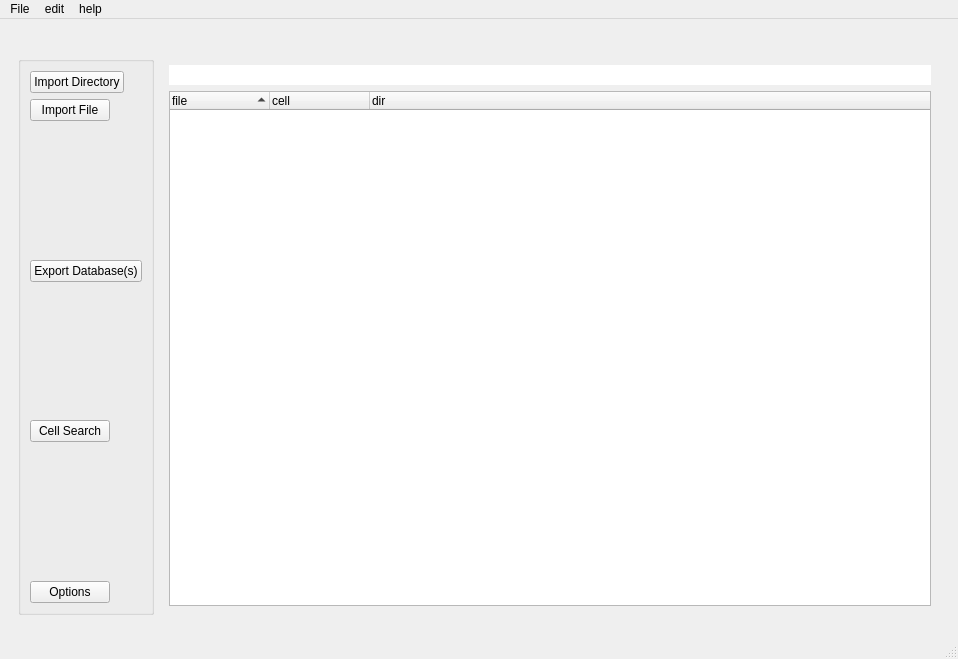
First picture: the form in stdb_main.ui, repository dkratzert/StructureFinder, before the edit.
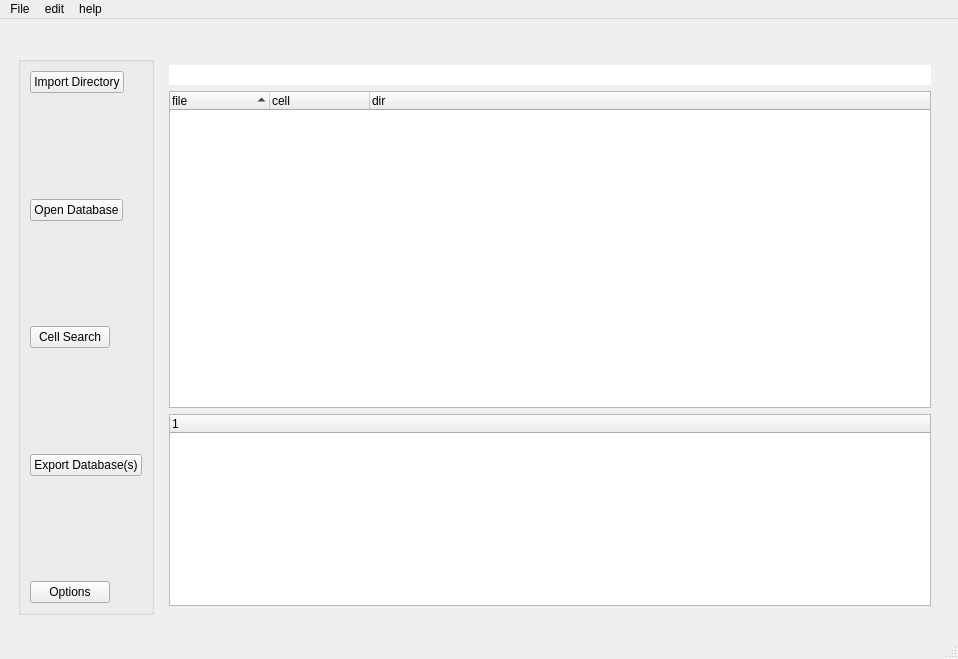
Second picture: the form after the edit.

Diff of the .ui file:
```diff
--- a/stdb_main.ui
+++ b/stdb_main.ui
@@ -65,60 +65,21 @@
            <string/>
           </property>
           <layout class="QGridLayout" name="gridLayout">
-           <item row="0" column="0">
-            <widget class="QPushButton" name="importDirButton">
-             <property name="sizePolicy">
-              <sizepolicy hsizetype="Fixed" vsizetype="Fixed">
-               <horstretch>0</horstretch>
-               <verstretch>0</verstretch>
-              </sizepolicy>
-             </property>
-             <property name="text">
-              <string>Import Directory</string>
-             </property>
-            </widget>
-           </item>
-           <item row="1" column="0">
-            <widget class="QPushButton" name="importFileButton">
-             <property name="sizePolicy">
-              <sizepolicy hsizetype="Fixed" vsizetype="Fixed">
-               <horstretch>0</horstretch>
-               <verstretch>0</verstretch>
-              </sizepolicy>
-             </property>
-             <property name="text">
-              <string>Import File</string>
-             </property>
-            </widget>
-           </item>
            <item row="2" column="0">
-            <spacer name="verticalSpacer_3">
-             <property name="orientation">
-              <enum>Qt::Vertical</enum>
+            <widget class="QPushButton" name="importFileButton">
+             <property name="sizePolicy">
+              <sizepolicy hsizetype="Fixed" vsizetype="Fixed">
+               <horstretch>0</horstretch>
+               <verstretch>0</verstretch>
+              </sizepolicy>
              </property>
-             <property name="sizeHint" stdset="0">
-              <size>
-               <width>20</width>
-               <height>40</height>
-              </size>
+             <property name="text">
+              <string>Open Database</string>
              </property>
-            </spacer>
+            </widget>
            </item>
            <item row="3" column="0">
-            <widget class="QPushButton" name="exportButton">
-             <property name="sizePolicy">
-              <sizepolicy hsizetype="Fixed" vsizetype="Fixed">
-               <horstretch>0</horstretch>
-               <verstretch>0</verstretch>
-              </sizepolicy>
-             </property>
-             <property name="text">
-              <string>Export Database(s)</string>
-             </property>
-            </widget>
-           </item>
-           <item row="4" column="0">
-            <spacer name="verticalSpacer_2">
+            <spacer name="verticalSpacer_3">
              <property name="orientation">
               <enum>Qt::Vertical</enum>
              </property>
@@ -130,20 +91,7 @@
              </property>
             </spacer>
            </item>
-           <item row="5" column="0">
-            <widget class="QPushButton" name="searchButton">
-             <property name="sizePolicy">
-              <sizepolicy hsizetype="Fixed" vsizetype="Fixed">
-               <horstretch>0</horstretch>
-               <verstretch>0</verstretch>
-              </sizepolicy>
-             </property>
-             <property name="text">
-              <string>Cell Search</string>
-             </property>
-            </widget>
-           </item>
-           <item row="6" column="0">
+           <item row="10" column="0">
             <spacer name="verticalSpacer">
              <property name="orientation">
               <enum>Qt::Vertical</enum>
@@ -157,6 +105,19 @@
             </spacer>
            </item>
            <item row="7" column="0">
+            <spacer name="verticalSpacer_2">
+             <property name="orientation">
+              <enum>Qt::Vertical</enum>
+             </property>
+             <property name="sizeHint" stdset="0">
+              <size>
+               <width>20</width>
+               <height>40</height>
+              </size>
+             </property>
+            </spacer>
+           </item>
+           <item row="11" column="0">
             <widget class="QPushButton" name="optionsButton">
              <property name="sizePolicy">
               <sizepolicy hsizetype="Fixed" vsizetype="Fixed">
@@ -169,6 +130,58 @@
              </property>
             </widget>
            </item>
+           <item row="4" column="0">
+            <widget class="QPushButton" name="searchButton">
+             <property name="sizePolicy">
+              <sizepolicy hsizetype="Fixed" vsizetype="Fixed">
+               <horstretch>0</horstretch>
+               <verstretch>0</verstretch>
+              </sizepolicy>
+             </property>
+             <property name="text">
+              <string>Cell Search</string>
+             </property>
+            </widget>
+           </item>
+           <item row="0" column="0">
+            <widget class="QPushButton" name="importDirButton">
+             <property name="sizePolicy">
+              <sizepolicy hsizetype="Fixed" vsizetype="Fixed">
+               <horstretch>0</horstretch>
+               <verstretch>0</verstretch>
+              </sizepolicy>
+             </property>
+             <property name="text">
+              <string>Import Directory</string>
+             </property>
+            </widget>
+           </item>
+           <item row="1" column="0">
+            <spacer name="verticalSpacer_4">
+             <property name="orientation">
+              <enum>Qt::Vertical</enum>
+             </property>
+             <property name="sizeHint" stdset="0">
+              <size>
+               <width>20</width>
+               <height>40</height>
+              </size>
+             </property>
+            </spacer>
+           </item>
+           <item row="8" column="0">
+            <widget class="QPushButton" name="exportButton">
+             <property name="sizePolicy">
+              <sizepolicy hsizetype="Fixed" vsizetype="Fixed">
+               <horstretch>0</horstretch>
+               <verstretch>0</verstretch>
+              </sizepolicy>
+             </property>
+             <property name="text">
+              <string>Export Database(s)</string>
+             </property>
+            </widget>
+           </item>
           </layout>
          </widget>
         </item>
@@ -220,6 +233,15 @@
               </column>
              </widget>
             </item>
+            <item>
+             <widget class="QTreeWidget" name="properties_treeWidget">
+              <column>
+               <property name="text">
+                <string notr="true">1</string>
+               </property>
+              </column>
+             </widget>
+            </item>
            </layout>
           </widget>
           <widget class="QWidget" name="refinement_edit_page"/>
```
